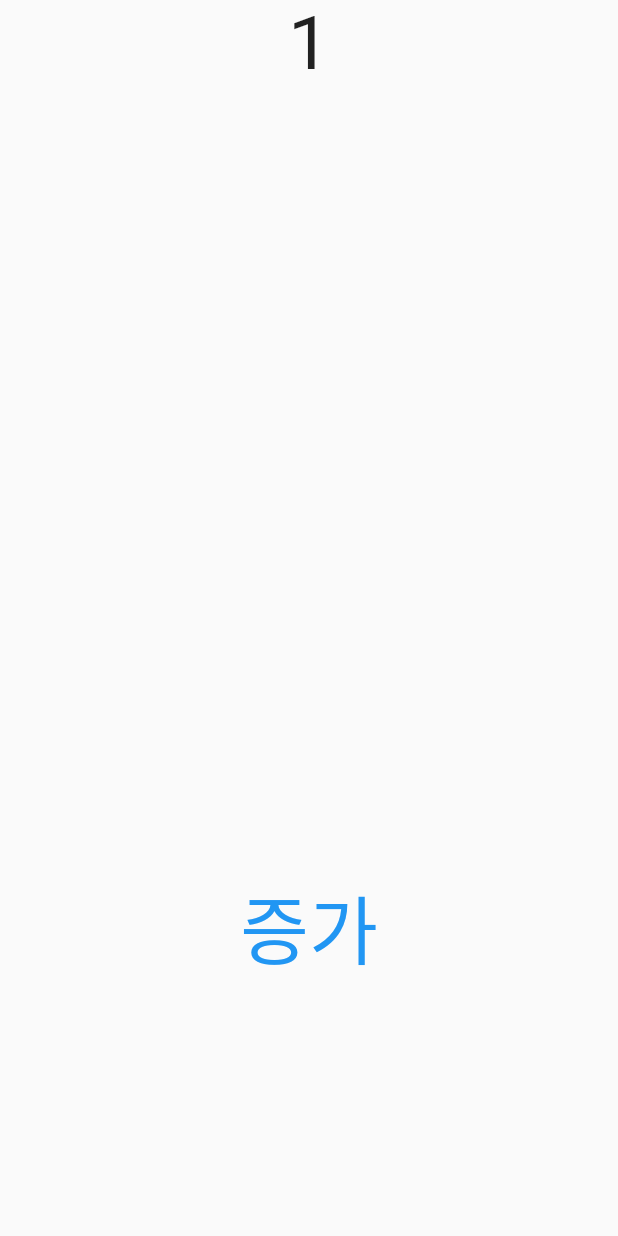
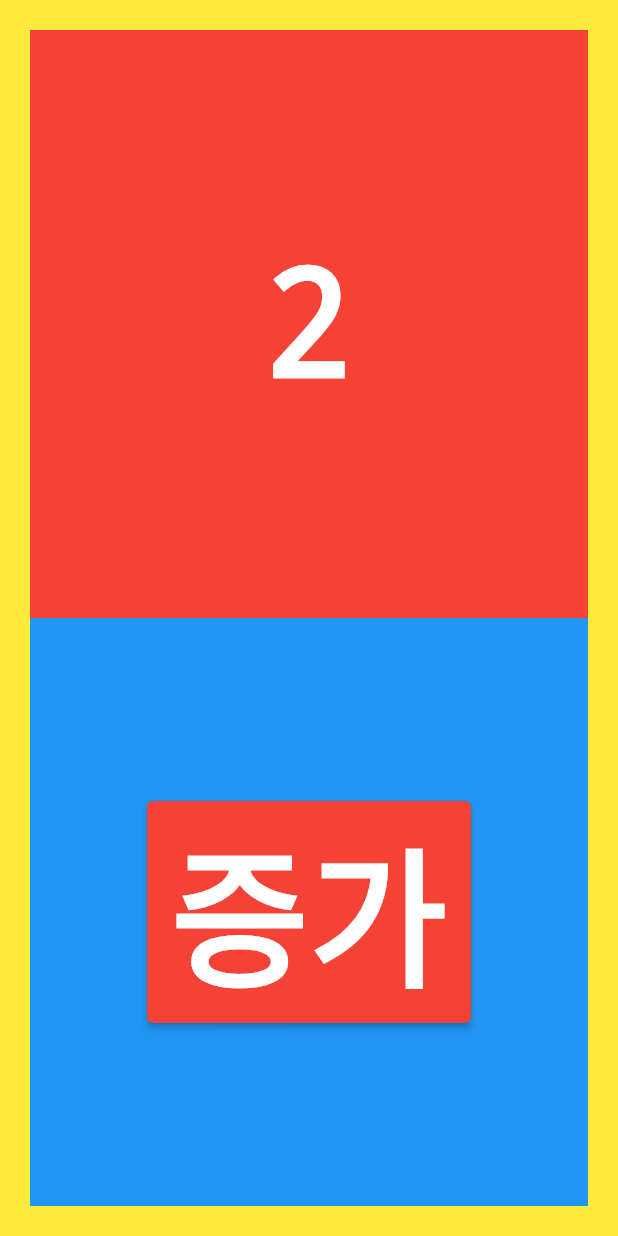
Before and after one commit to unjoo31/flutter-state-app, a Flutter app: the screen it shows after launch, after a tap on "증가", on a phone screen of 412 x 824 dp. Run offline on Flutter 3.47's test engine with Material 2 defaults, Android fonts, the phone set to English and light mode, and no system bars.

Commit message:
git commit "StatelessWidget"

```diff
--- a/lib/main.dart
+++ b/lib/main.dart
@@ -1,64 +1,102 @@
 import 'package:flutter/material.dart';
+
+// HomePage (Header, Bottom)
 
 void main() {
   runApp(const MyApp());
 }
 
 class MyApp extends StatelessWidget {
-  const MyApp({super.key});
+  const MyApp({Key? key}) : super(key: key);
 
   @override
   Widget build(BuildContext context) {
     return MaterialApp(
-      home: MyPage(),
+      debugShowCheckedModeBanner: false,
+      home: HomePage(),
     );
   }
 }
 
-class MyPage extends StatefulWidget {
-  const MyPage({super.key});
+class HomePage extends StatefulWidget {
+  const HomePage({Key? key}) : super(key: key);
 
-  // createState가 상태 변경시마다 실행됨.
   @override
-  State<MyPage> createState() {
-    print("1. createState()");
-    return _MyPageState();
-  }
+  State<HomePage> createState() => _HomePageState();
 }
 
-class _MyPageState extends State<MyPage> {
-  @override
-  Widget initState() {
-    print("2. _MyPageState()");
-    return const Placeholder();
+class _HomePageState extends State<HomePage> {
+  // 상태
+  int num = 1;
+
+  // 행위
+  void add() {
+    setState(() {
+      num = num + 1;
+    });
   }
 
   @override
   Widget build(BuildContext context) {
-    print("2. _MyPageState build()");
-    return Scaffold(
-      body: SafeArea(
-        child: Center(
+    return Container(
+      color: Colors.yellow,
+      child: Padding(
+        padding: const EdgeInsets.all(20.0),
         child: Column(
           children: [
-              Expanded(
-                child: Text(
-                  "1",
-                  style: TextStyle(fontSize: 50),
+            Expanded(child: HeaderPage(num)),
+            Expanded(child: BottomPage(add)), // 함수를 전달할때는 함수 이름만 전달하기
+          ],
         ),
       ),
-              Expanded(
-                child: TextButton(
-                  onPressed: () {},
+    );
+  }
+}
+
+class HeaderPage extends StatelessWidget {
+  final num; // HeaderPage는 계속 new되기 때문에 num값이 final이여도 상관 없다
+  HeaderPage(this.num);
+
+  @override
+  Widget build(BuildContext context) {
+    return Container(
+      color: Colors.red,
+      child: Align(
+        child: Text(
+          "${num}",
+          style: TextStyle(
+              color: Colors.white,
+              fontWeight: FontWeight.bold,
+              fontSize: 100,
+              decoration: TextDecoration.none),
+        ),
+      ),
+    );
+  }
+}
+
+class BottomPage extends StatelessWidget {
+  final add;
+  BottomPage(this.add);
+
+  @override
+  Widget build(BuildContext context) {
+    return Container(
+      color: Colors.blue,
+      child: Align(
+        child: ElevatedButton(
+          style: ElevatedButton.styleFrom(backgroundColor: Colors.red),
+          onPressed: () {
+            print("버튼 클릭됨");
+            add();
+          },
           child: Text(
             "증가",
             style: TextStyle(
-                      fontSize: 50,
+              color: Colors.white,
+              fontWeight: FontWeight.bold,
+              fontSize: 100,
             ),
-                  ),
-                ),
-              ),
-            ],
           ),
         ),
       ),
```
Lines whose indentation alone changed are shown as unchanged.
